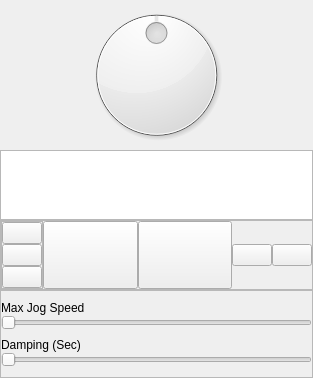
Old version of the form Graffik/gui/film/JogControlManager/jogcontrolpanel.ui in the repository DynamicPerception/Graffik_Legacy.
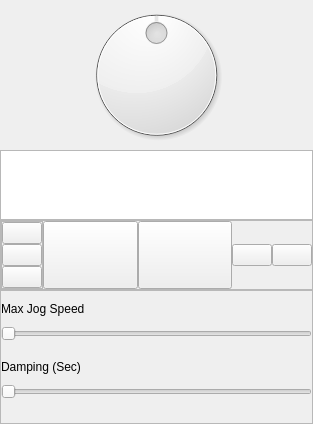
New version of the form. Custom widgets are drawn as their Qt base class.

Commit message: * Fixing #15 - Set minimum for damping slider to 1sec

```diff
--- a/Graffik/gui/film/JogControlManager/jogcontrolpanel.ui
+++ b/Graffik/gui/film/JogControlManager/jogcontrolpanel.ui
@@ -7,7 +7,7 @@
     <x>0</x>
     <y>0</y>
     <width>313</width>
-    <height>377</height>
+    <height>424</height>
    </rect>
   </property>
   <property name="minimumSize">
@@ -482,6 +482,9 @@
           <property name="toolTip">
            <string>Set Jog Damping</string>
           </property>
+          <property name="minimum">
+           <number>1</number>
+          </property>
           <property name="orientation">
            <enum>Qt::Horizontal</enum>
           </property>
```
The commit also changes 1 other file.
